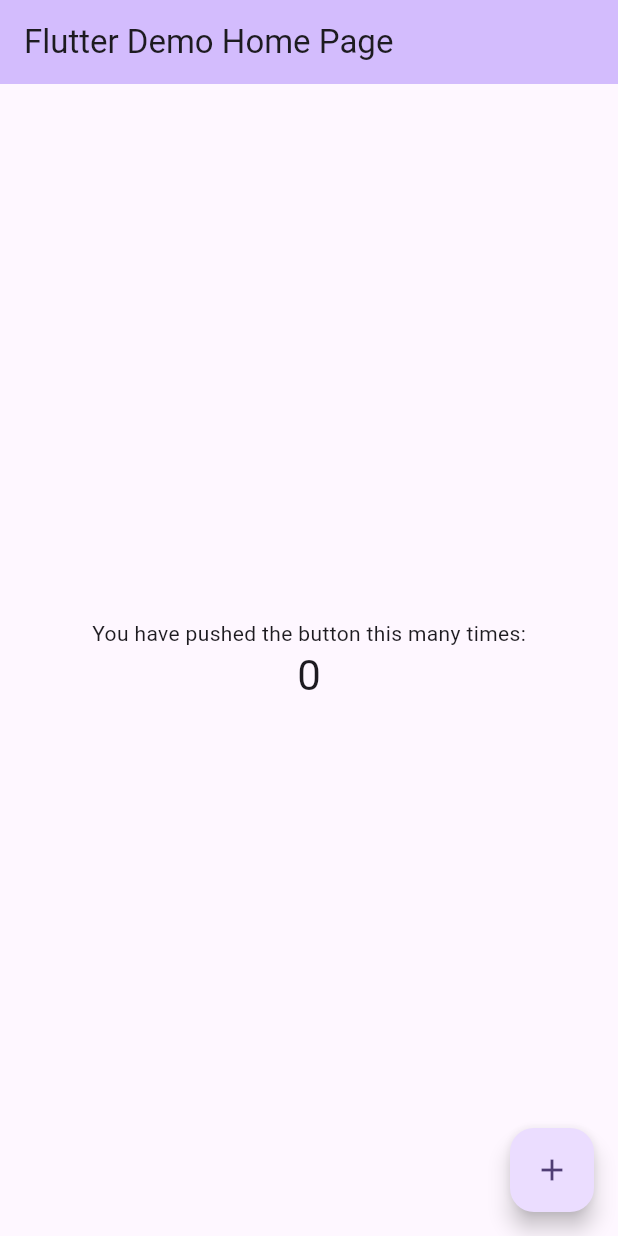
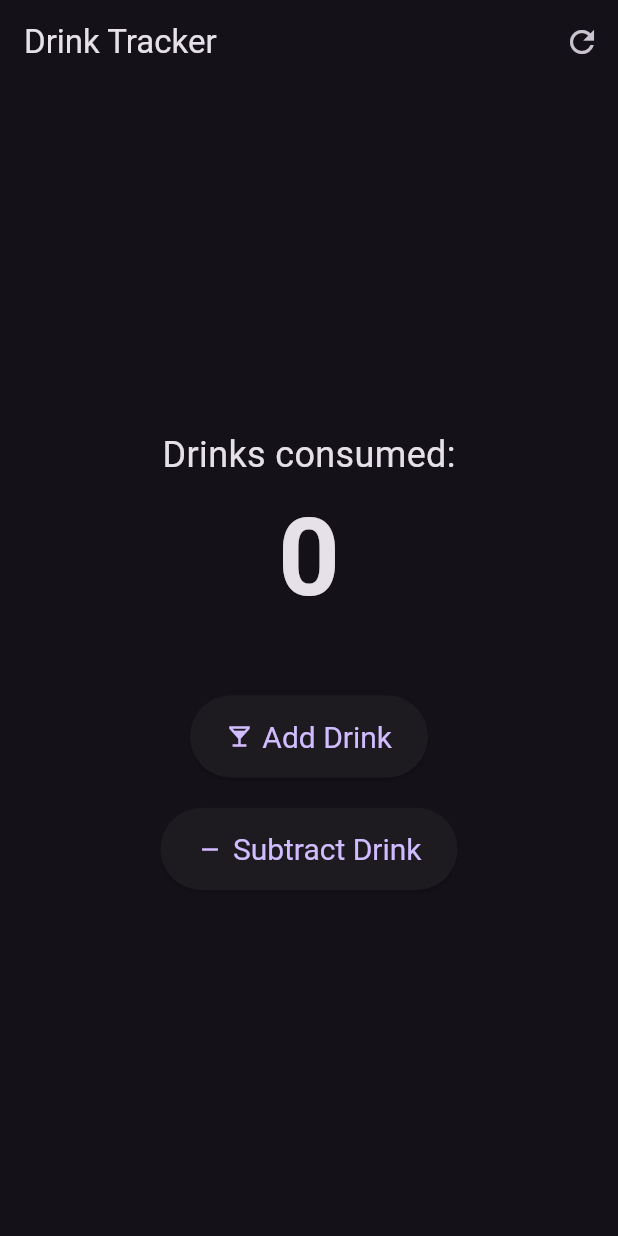
Before and after one commit to bethylogism/flutter_tracker, a Flutter app: the screen it shows after launch, on a phone screen of 412 x 824 dp. Run offline on Flutter 3.47's test engine with Material 3 defaults, Android fonts, the phone set to English and light mode, and no system bars; our stand-ins replace shared_preferences.

Commit message:
feat: add consumed adder and subtracter interface

```diff
--- a/lib/main.dart
+++ b/lib/main.dart
@@ -1,122 +1,85 @@
 import 'package:flutter/material.dart';
+import 'package:provider/provider.dart';
+import './drink_tracker_model.dart';
 
 void main() {
-  runApp(const MyApp());
+  runApp(
+    ChangeNotifierProvider(
+      create: (_) => DrinkTrackerModel(),
+      child: const DrinkTrackerApp(),
+    ),
+  );
 }
 
-class MyApp extends StatelessWidget {
-  const MyApp({super.key});
+class DrinkTrackerApp extends StatelessWidget {
+  const DrinkTrackerApp({super.key});
 
-  // This widget is the root of your application.
   @override
   Widget build(BuildContext context) {
     return MaterialApp(
-      title: 'Flutter Demo',
-      theme: ThemeData(
-        // This is the theme of your application.
-        //
-        // TRY THIS: Try running your application with "flutter run". You'll see
-        // the application has a purple toolbar. Then, without quitting the app,
-        // try changing the seedColor in the colorScheme below to Colors.green
-        // and then invoke "hot reload" (save your changes or press the "hot
-        // reload" button in a Flutter-supported IDE, or press "r" if you used
-        // the command line to start the app).
-        //
-        // Notice that the counter didn't reset back to zero; the application
-        // state is not lost during the reload. To reset the state, use hot
-        // restart instead.
-        //
-        // This works for code too, not just values: Most code changes can be
-        // tested with just a hot reload.
-        colorScheme: ColorScheme.fromSeed(seedColor: Colors.deepPurple),
-      ),
-      home: const MyHomePage(title: 'Flutter Demo Home Page'),
+      title: 'Drink Tracker',
+      theme: ThemeData.dark(),
+      home: const DrinkHomePage(),
     );
   }
 }
 
-class MyHomePage extends StatefulWidget {
-  const MyHomePage({super.key, required this.title});
-
-  // This widget is the home page of your application. It is stateful, meaning
-  // that it has a State object (defined below) that contains fields that affect
-  // how it looks.
-
-  // This class is the configuration for the state. It holds the values (in this
-  // case the title) provided by the parent (in this case the App widget) and
-  // used by the build method of the State. Fields in a Widget subclass are
-  // always marked "final".
-
-  final String title;
-
-  @override
-  State<MyHomePage> createState() => _MyHomePageState();
-}
-
-class _MyHomePageState extends State<MyHomePage> {
-  int _counter = 0;
-
-  void _incrementCounter() {
-    setState(() {
-      // This call to setState tells the Flutter framework that something has
-      // changed in this State, which causes it to rerun the build method below
-      // so that the display can reflect the updated values. If we changed
-      // _counter without calling setState(), then the build method would not be
-      // called again, and so nothing would appear to happen.
-      _counter++;
-    });
-  }
+class DrinkHomePage extends StatelessWidget {
+  const DrinkHomePage({super.key});
 
   @override
   Widget build(BuildContext context) {
-    // This method is rerun every time setState is called, for instance as done
-    // by the _incrementCounter method above.
-    //
-    // The Flutter framework has been optimized to make rerunning build methods
-    // fast, so that you can just rebuild anything that needs updating rather
-    // than having to individually change instances of widgets.
+    final model = Provider.of<DrinkTrackerModel>(context);
+
     return Scaffold(
       appBar: AppBar(
-        // TRY THIS: Try changing the color here to a specific color (to
-        // Colors.amber, perhaps?) and trigger a hot reload to see the AppBar
-        // change color while the other colors stay the same.
-        backgroundColor: Theme.of(context).colorScheme.inversePrimary,
-        // Here we take the value from the MyHomePage object that was created by
-        // the App.build method, and use it to set our appbar title.
-        title: Text(widget.title),
+        title: const Text('Drink Tracker'),
+        actions: [
+          IconButton(
+            icon: const Icon(Icons.refresh),
+            onPressed: () => model.resetCount(),
+            tooltip: 'Reset Count',
+          ),
+        ],
       ),
       body: Center(
-        // Center is a layout widget. It takes a single child and positions it
-        // in the middle of the parent.
         child: Column(
-          // Column is also a layout widget. It takes a list of children and
-          // arranges them vertically. By default, it sizes itself to fit its
-          // children horizontally, and tries to be as tall as its parent.
-          //
-          // Column has various properties to control how it sizes itself and
-          // how it positions its children. Here we use mainAxisAlignment to
-          // center the children vertically; the main axis here is the vertical
-          // axis because Columns are vertical (the cross axis would be
-          // horizontal).
-          //
-          // TRY THIS: Invoke "debug painting" (choose the "Toggle Debug Paint"
-          // action in the IDE, or press "p" in the console), to see the
-          // wireframe for each widget.
           mainAxisAlignment: MainAxisAlignment.center,
           children: <Widget>[
-            const Text('You have pushed the button this many times:'),
+            const Text('Drinks consumed:', style: TextStyle(fontSize: 24)),
             Text(
-              '$_counter',
-              style: Theme.of(context).textTheme.headlineMedium,
+              '${model.drinkCount}',
+              style: const TextStyle(fontSize: 72, fontWeight: FontWeight.bold),
+            ),
+            const SizedBox(height: 40),
+            ElevatedButton.icon(
+              onPressed: () => model.addDrink(),
+              icon: const Icon(Icons.local_bar),
+              label: const Text('Add Drink'),
+              style: ElevatedButton.styleFrom(
+                padding: const EdgeInsets.symmetric(
+                  horizontal: 24,
+                  vertical: 16,
+                ),
+                textStyle: const TextStyle(fontSize: 20),
+              ),
+            ),
+            const SizedBox(height: 20), // Add spacing between buttons
+            ElevatedButton.icon(
+              onPressed: () => model.subtractDrink(),
+              icon: const Icon(Icons.remove),
+              label: const Text('Subtract Drink'),
+              style: ElevatedButton.styleFrom(
+                padding: const EdgeInsets.symmetric(
+                  horizontal: 24,
+                  vertical: 16,
+                ),
+                textStyle: const TextStyle(fontSize: 20),
+              ),
             ),
           ],
         ),
       ),
-      floatingActionButton: FloatingActionButton(
-        onPressed: _incrementCounter,
-        tooltip: 'Increment',
-        child: const Icon(Icons.add),
-      ), // This trailing comma makes auto-formatting nicer for build methods.
     );
   }
 }
--- a/pubspec.yaml
+++ b/pubspec.yaml
@@ -30,6 +30,8 @@ environment:
 dependencies:
   flutter:
     sdk: flutter
+  provider: ^6.1.1
+  shared_preferences: ^2.2.2
 
   # The following adds the Cupertino Icons font to your application.
   # Use with the CupertinoIcons class for iOS style icons.
```
Also changed, not shown: lib/drink_tracker_model.dart (renamed from sandbox/drink_tracker_model.dart, +9 -0 lines), sandbox/main.dart (deleted, +0 -72 lines), pubspec.lock, 11 other files.
